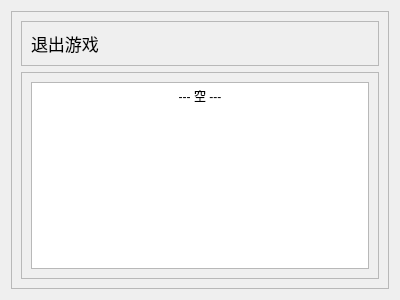
Qt form res/ui/set_10.ui (Shasnow/StarRailAssistant) before a commit.
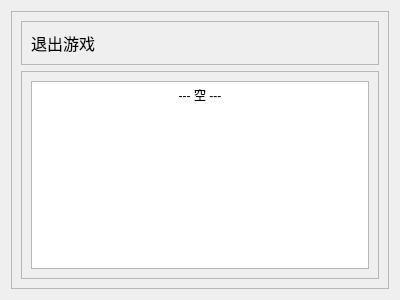
The same form after that commit.

What changed in the file:
```diff
--- a/res/ui/set_10.ui
+++ b/res/ui/set_10.ui
@@ -12,7 +12,7 @@
   </property>
   <property name="font">
    <font>
-    <pointsize>13</pointsize>
+    <pointsize>12</pointsize>
    </font>
   </property>
   <property name="windowTitle">
@@ -78,7 +78,7 @@
 hr { height: 1px; border-width: 0; }
 li.unchecked::marker { content: &quot;\2610&quot;; }
 li.checked::marker { content: &quot;\2612&quot;; }
-&lt;/style&gt;&lt;/head&gt;&lt;body style=&quot; font-family:'Microsoft YaHei UI'; font-size:13pt; font-weight:400; font-style:normal;&quot;&gt;
+&lt;/style&gt;&lt;/head&gt;&lt;body style=&quot; font-family:'Microsoft YaHei UI'; font-size:12pt; font-weight:400; font-style:normal;&quot;&gt;
 &lt;p align=&quot;center&quot; style=&quot; margin-top:0px; margin-bottom:0px; margin-left:0px; margin-right:0px; -qt-block-indent:0; text-indent:0px;&quot;&gt;&lt;span style=&quot; font-size:9pt;&quot;&gt;--- 空 ---&lt;/span&gt;&lt;/p&gt;&lt;/body&gt;&lt;/html&gt;</string>
            </property>
           </widget>
```
